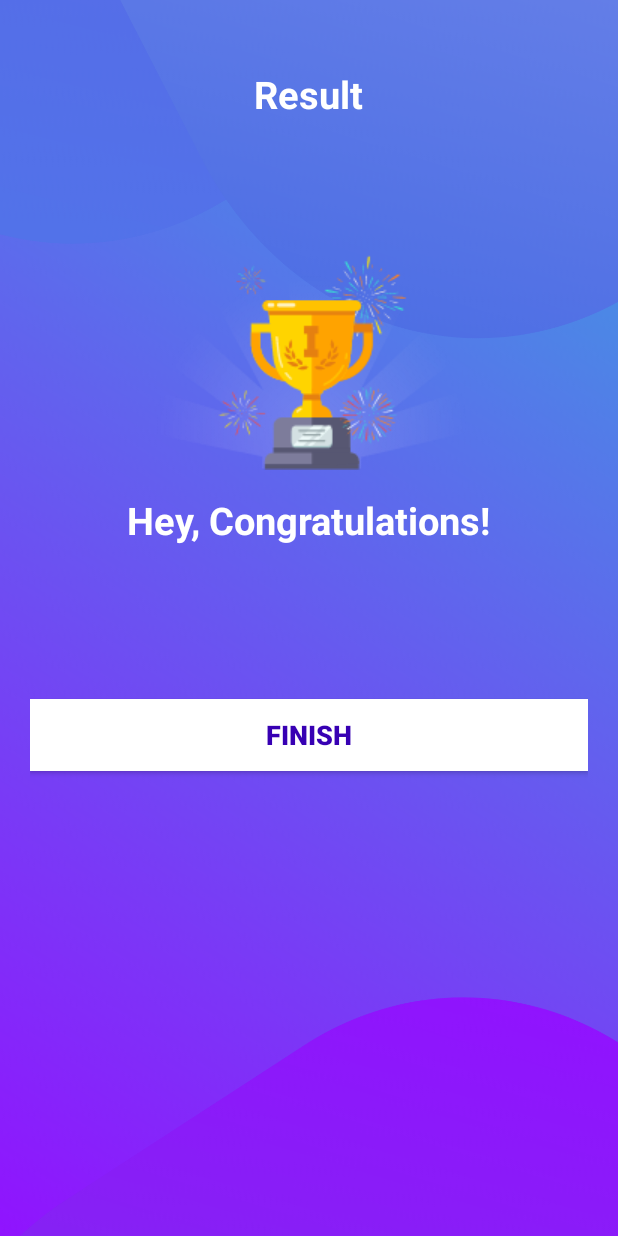
After one commit to simonw101/QuizApp, an Android app: the ResultActivity screen opened directly, with no data from a screen before it, on a phone screen of 412 x 824 dp. The commit adds this screen. Run offline under Robolectric (Android 15) with nearby library versions, the phone set to English and light mode, and no system bars.

Commit message:
lecture 102

```diff
--- a/app/src/main/AndroidManifest.xml
+++ b/app/src/main/AndroidManifest.xml
@@ -9,8 +9,12 @@
         android:roundIcon="@mipmap/ic_launcher_round"
         android:supportsRtl="true"
         android:theme="@style/Theme.QuizApp">
-        <activity android:name=".QuizQuestionsActivity"
-            android:screenOrientation="portrait"></activity>
+        <activity android:name=".ResultActivity"
+            android:screenOrientation="portrait"
+            android:theme="@style/NoActionBarTheme"></activity>
+        <activity
+            android:name=".QuizQuestionsActivity"
+            android:screenOrientation="portrait" />
         <activity
             android:name=".MainActivity"
             android:screenOrientation="portrait"
--- a/app/src/main/java/com/example/quizapp/QuizQuestionsActivity.kt
+++ b/app/src/main/java/com/example/quizapp/QuizQuestionsActivity.kt
@@ -20,6 +20,8 @@ class QuizQuestionsActivity : AppCompatActivity(), View.OnClickListener {
     private var mQuestionsList: ArrayList<Question>? = null
 
     private var mSelectedOptionPosition : Int = 0
+
+    private var mCorrectAnswers = 0
 
 
 
@@ -149,6 +151,10 @@ class QuizQuestionsActivity : AppCompatActivity(), View.OnClickListener {
 
                         answerView(mSelectedOptionPosition, R.drawable.wrong_option_border_bg)
 
+                    } else {
+
+                        mCorrectAnswers++
+
                     }
 
                     answerView(question.correctAnswer, R.drawable.correct_option_border_bg)
--- /dev/null
+++ b/app/src/main/java/com/example/quizapp/ResultActivity.kt
@@ -0,0 +1,11 @@
+package com.example.quizapp
+
+import androidx.appcompat.app.AppCompatActivity
+import android.os.Bundle
+
+class ResultActivity : AppCompatActivity() {
+    override fun onCreate(savedInstanceState: Bundle?) {
+        super.onCreate(savedInstanceState)
+        setContentView(R.layout.activity_result)
+    }
+}
--- /dev/null
+++ b/app/src/main/res/layout/activity_result.xml
@@ -0,0 +1,72 @@
+<?xml version="1.0" encoding="utf-8"?>
+<!--TODO (STEP 5: Design the result activity layout.)-->
+<!--START-->
+<!--1. Add the trophy image to the drawable folders.-->
+<LinearLayout xmlns:android="http://schemas.android.com/apk/res/android"
+    xmlns:tools="http://schemas.android.com/tools"
+    android:layout_width="match_parent"
+    android:layout_height="match_parent"
+    android:background="@drawable/ic_bg"
+    android:orientation="vertical"
+    android:gravity="center_horizontal"
+    android:padding="20dp"
+    tools:context=".MainActivity">
+
+    <TextView
+        android:id="@+id/tv_result"
+        android:layout_width="wrap_content"
+        android:layout_height="wrap_content"
+        android:layout_marginTop="25dp"
+        android:text="Result"
+        android:textColor="@android:color/white"
+        android:textSize="25sp"
+        android:textStyle="bold" />
+
+    <ImageView
+        android:id="@+id/iv_trophy"
+        android:layout_width="wrap_content"
+        android:layout_height="wrap_content"
+        android:contentDescription="image"
+        android:src="@drawable/ic_trophy" />
+
+    <TextView
+        android:id="@+id/tv_congratulations"
+        android:layout_width="wrap_content"
+        android:layout_height="wrap_content"
+        android:layout_marginTop="16dp"
+        android:text="Hey, Congratulations!"
+        android:textColor="@android:color/white"
+        android:textSize="25sp"
+        android:textStyle="bold"/>
+
+    <TextView
+        android:id="@+id/tv_name"
+        android:layout_width="wrap_content"
+        android:layout_height="wrap_content"
+        android:layout_marginTop="25dp"
+        android:textColor="@android:color/white"
+        android:textSize="22sp"
+        android:textStyle="bold"
+        tools:text="Username" />
+
+    <TextView
+        android:id="@+id/tv_score"
+        android:layout_width="wrap_content"
+        android:layout_height="wrap_content"
+        android:layout_marginTop="10dp"
+        android:textColor="@android:color/secondary_text_dark"
+        android:textSize="20sp"
+        tools:text="Your Score is 9 out of 10" />
+
+    <Button
+        android:id="@+id/btn_finish"
+        android:layout_width="match_parent"
+        android:layout_height="wrap_content"
+        android:layout_marginTop="10dp"
+        android:background="@android:color/white"
+        android:text="FINISH"
+        android:textColor="@color/purple_700"
+        android:textSize="18sp"
+        android:textStyle="bold" />
+</LinearLayout>
+    <!--END-->
```
Also changed, not shown: app/src/main/res/drawable/ic_trophy.png (added).
